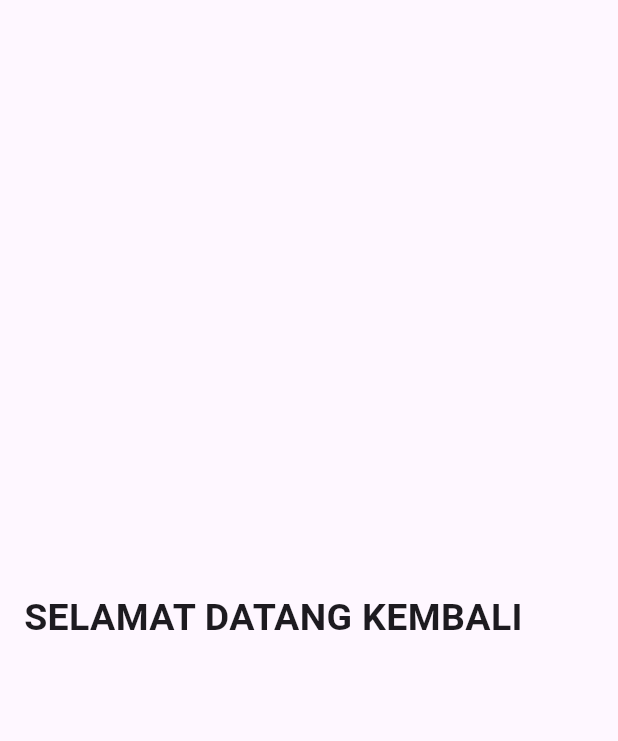
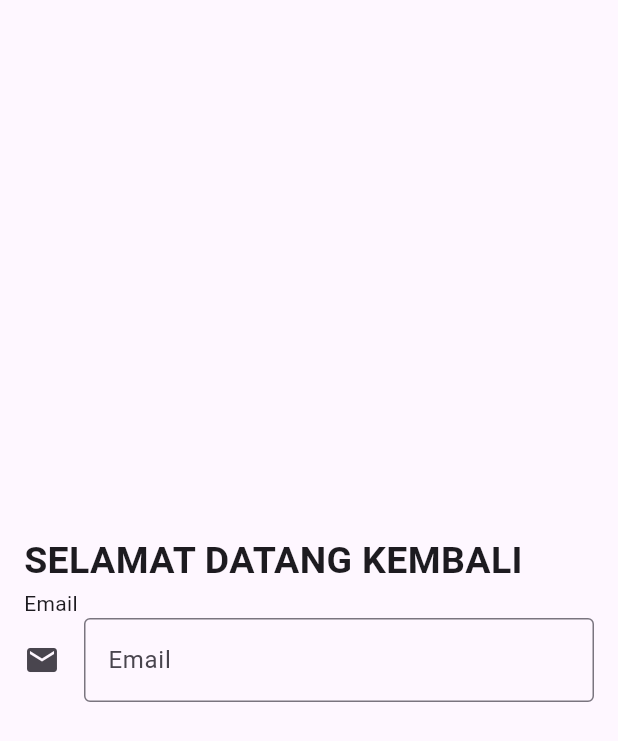
Before and after one commit to DaffaPutra7/20220140133_Ucp1Flutter, a Flutter app: the screen it shows after launch, on a phone screen of 412 x 824 dp. Shown: the top 741 px of the screen. Run offline on Flutter 3.47's test engine with Material 3 defaults, Android fonts, the phone set to English and light mode, and no system bars.

Commit message:
menambah text dan textformfield

```diff
--- a/lib/loginpage.dart
+++ b/lib/loginpage.dart
@@ -27,10 +27,26 @@ class _LoginPageState extends State<LoginPage> {
           padding: const EdgeInsets.all(16.0),
           child: Column(
             mainAxisAlignment: MainAxisAlignment.center,
+            crossAxisAlignment: CrossAxisAlignment.start,
             children: [
               Text('SELAMAT DATANG KEMBALI',
               style: TextStyle(fontSize: 25, fontWeight: FontWeight.bold),
-              )
+              ),
+              Text('Email'),
+              TextFormField(
+                controller: emailController,
+                decoration: const InputDecoration(
+                  icon: Icon(Icons.email),
+                  hintText: 'Email',
+                  border: OutlineInputBorder(borderSide: BorderSide(color: Colors.black))),
+                validator: (value) {
+                  if (value == null || value.isEmpty) {
+                    return 'Please enter your email';
+                  }
+                  return null;
+                },
+              ),
+
             ],
           ),
         )
```
